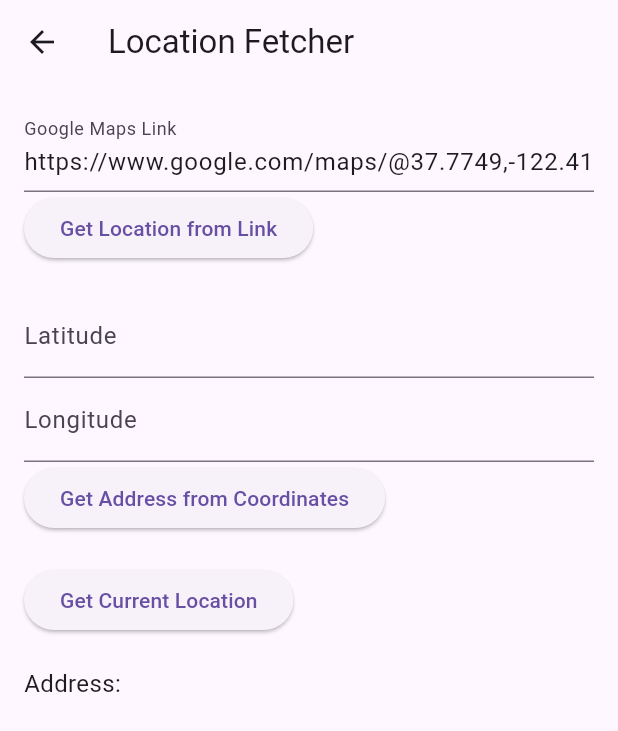
After one commit to engnouran12/flutter_local_notification, a Flutter app: the screen it shows after launch, after a tap on "Task3 locations", on a phone screen of 412 x 824 dp. The commit adds this screen. Shown: the top 731 px of the screen. Run offline on Flutter 3.47's test engine with Material 3 defaults, Android fonts, the phone set to English and light mode, and no system bars; our stand-ins replace flutter_local_notifications, geocoding, geolocator, pdf, share_plus, timezone; missing offline and left inert: flutter_pdfview.

Commit message:
finish location

```diff
--- /dev/null
+++ b/lib/core/locate.dart
@@ -0,0 +1,176 @@
+import 'package:flutter/material.dart';
+import 'package:geolocator/geolocator.dart';
+import 'package:geocoding/geocoding.dart';
+
+class LocationFetcher extends StatefulWidget {
+  const LocationFetcher({super.key});
+
+  @override
+  _LocationFetcherState createState() => _LocationFetcherState();
+}
+
+class _LocationFetcherState extends State<LocationFetcher> {
+  String address = '';
+  double? latitude;
+  double? longitude;
+
+  // Default Google Maps link (for example, a link to a location)
+  TextEditingController linkController = TextEditingController(
+    text:
+        'https://www.google.com/maps/@37.7749,-122.4194,12z', // Default Google Maps link (San Francisco, CA)
+  );
+  TextEditingController latController = TextEditingController();
+  TextEditingController longController = TextEditingController();
+
+  // Function to extract coordinates from Google Maps URL
+  void getLocationFromLink(String googleMapsLink) {
+    RegExp regExp = RegExp(r'@([-\d.]+),([-\d.]+)');
+    final match = regExp.firstMatch(googleMapsLink);
+    if (match != null) {
+      latitude = double.parse(match.group(1)!);
+      longitude = double.parse(match.group(2)!);
+      getAddressFromCoordinates(latitude!, longitude!);
+    } else {
+      setState(() {
+        address = 'Invalid Google Maps link';
+      });
+    }
+  }
+
+  // Function to get address from coordinates using Geocoding package
+  Future<void> getAddressFromCoordinates(double lat, double long) async {
+    try {
+      List<Placemark> placemarks = await placemarkFromCoordinates(lat, long);
+      Placemark place = placemarks[0];
+      setState(() {
+        address =
+            '${place.name}, ${place.locality}, ${place.administrativeArea}, ${place.country}';
+      });
+    } catch (e) {
+      setState(() {
+        address = 'Failed to get address';
+      });
+    }
+  }
+
+  // Function to get the current location of the device
+  Future<void> getCurrentLocation() async {
+    bool serviceEnabled;
+    LocationPermission permission;
+
+    serviceEnabled = await Geolocator.isLocationServiceEnabled();
+    if (!serviceEnabled) {
+      setState(() {
+        address = 'Location services are disabled.';
+      });
+      return;
+    }
+
+    permission = await Geolocator.checkPermission();
+    if (permission == LocationPermission.denied) {
+      permission = await Geolocator.requestPermission();
+      if (permission != LocationPermission.whileInUse &&
+          permission != LocationPermission.always) {
+        setState(() {
+          address = 'Location permission denied';
+        });
+        return;
+      }
+    }
+
+    Position position = await Geolocator.getCurrentPosition(
+        desiredAccuracy: LocationAccuracy.high);
+    latitude = position.latitude;
+    longitude = position.longitude;
+    getAddressFromCoordinates(latitude!, longitude!);
+  }
+
+  // Function to handle coordinates input
+  void handleCoordinatesInput() {
+    try {
+      double lat = double.parse(latController.text);
+      double lon = double.parse(longController.text);
+
+      // Check if the coordinates are valid
+      if (lat < -90 || lat > 90 || lon < -180 || lon > 180) {
+        setState(() {
+          address =
+              'Invalid coordinates. Latitude must be between -90 and 90, Longitude between -180 and 180.';
+        });
+      } else {
+        getAddressFromCoordinates(lat, lon);
+      }
+    } catch (e) {
+      setState(() {
+        address =
+            'Please enter valid numeric values for latitude and longitude.';
+      });
+    }
+  }
+
+  @override
+  Widget build(BuildContext context) {
+    return Scaffold(
+      appBar: AppBar(
+        title: const Text('Location Fetcher'),
+      ),
+      body: Padding(
+        padding: const EdgeInsets.all(16.0),
+        child: SingleChildScrollView(
+          child: Column(
+            crossAxisAlignment: CrossAxisAlignment.start,
+            children: [
+              // Google Maps link input (with default link)
+              TextField(
+                controller: linkController,
+                decoration:
+                    const InputDecoration(labelText: 'Google Maps Link'),
+              ),
+              ElevatedButton(
+                onPressed: () {
+                  String googleMapsLink = linkController.text;
+                  getLocationFromLink(googleMapsLink);
+                },
+                child: const Text('Get Location from Link'),
+              ),
+
+              const SizedBox(height: 20),
+
+              // Coordinates input
+              TextField(
+                controller: latController,
+                decoration: const InputDecoration(labelText: 'Latitude'),
+                keyboardType: TextInputType.number,
+              ),
+              TextField(
+                controller: longController,
+                decoration: const InputDecoration(labelText: 'Longitude'),
+                keyboardType: TextInputType.number,
+              ),
+              ElevatedButton(
+                onPressed: handleCoordinatesInput,
+                child: const Text('Get Address from Coordinates'),
+              ),
+
+              const SizedBox(height: 20),
+
+              // Current Location button
+              ElevatedButton(
+                onPressed: getCurrentLocation,
+                child: const Text('Get Current Location'),
+              ),
+
+              const SizedBox(height: 20),
+
+              // Display the address
+              Text(
+                'Address: $address',
+                style: const TextStyle(fontSize: 16),
+              ),
+            ],
+          ),
+        ),
+      ),
+    );
+  }
+}
--- /dev/null
+++ b/lib/home.dart
@@ -0,0 +1,52 @@
+import 'package:flutter/material.dart';
+import 'package:notification/core/locate.dart';
+import 'package:notification/portofilio.dart';
+
+import 'notification.dart';
+
+class Home extends StatelessWidget {
+  const Home({super.key});
+
+  @override
+  Widget build(BuildContext context) {
+    return Scaffold(
+      appBar: AppBar(
+        title: const Text('Manage tasks'),
+      ),
+      body: Column(
+        children: [
+          ElevatedButton(
+              onPressed: () {
+                Navigator.push(
+                    context,
+                    MaterialPageRoute(
+                        builder: (context) => const NotificationDemo()));
+              },
+              child: const Text('Task1 notifications')),
+          const SizedBox(
+            height: 40,
+          ),
+          ElevatedButton(
+              onPressed: () {
+                Navigator.push(
+                    context,
+                    MaterialPageRoute(
+                        builder: (context) => const PortfolioPDFGenerator()));
+              },
+              child: const Text('Task2 pdf')),
+          const SizedBox(
+            height: 40,
+          ),
+          ElevatedButton(
+              onPressed: () {
+                Navigator.push(
+                    context,
+                    MaterialPageRoute(
+                        builder: (context) => const LocationFetcher()));
+              },
+              child: const Text('Task3 locations'))
+        ],
+      ),
+    );
+  }
+}
--- a/lib/main.dart
+++ b/lib/main.dart
@@ -1,5 +1,7 @@
 import 'package:flutter/material.dart';
 import 'package:flutter_local_notifications/flutter_local_notifications.dart';
+import 'package:notification/core/locate.dart';
+import 'package:notification/home.dart';
 import 'package:notification/portofilio.dart';
 
 import 'notification.dart';
@@ -15,8 +17,6 @@ class MyApp extends StatelessWidget {
 
   @override
   Widget build(BuildContext context) {
-    return MaterialApp(
-        debugShowCheckedModeBanner:
-         false, home: PortfolioPDFGenerator());
+    return const MaterialApp(debugShowCheckedModeBanner: false, home: Home());
   }
 }
--- a/pubspec.yaml
+++ b/pubspec.yaml
@@ -33,8 +33,9 @@ dependencies:
     sdk: flutter
   flutter_local_notifications: ^18.0.1
   flutter_pdfview: ^1.3.4
+  #geocoder: ^0.2.1
+  geocoding: ^3.0.0
   geolocator: ^13.0.2
-  geocoder: ^0.2.1
   path_provider: ^2.1.5
   pdf: ^3.11.1
   share_plus: ^10.1.2
```
Also changed, not shown: lib/core/servicfes.dart (+61 -61 lines), lib/location.dart (+175 -175 lines), pubspec.lock.
